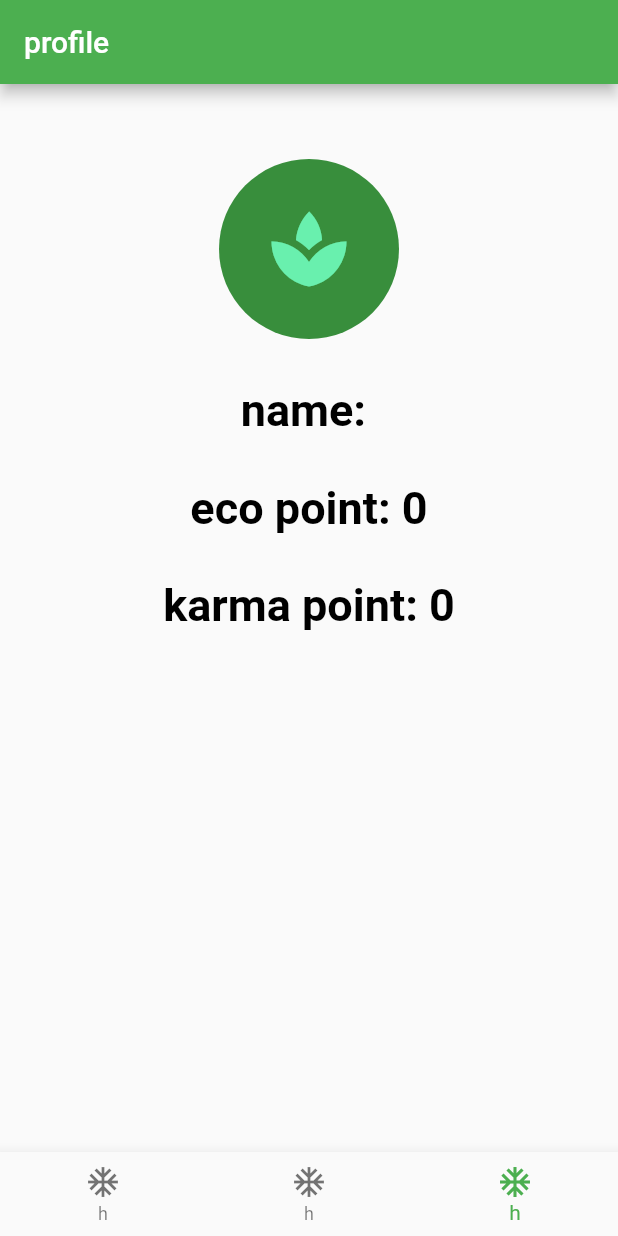
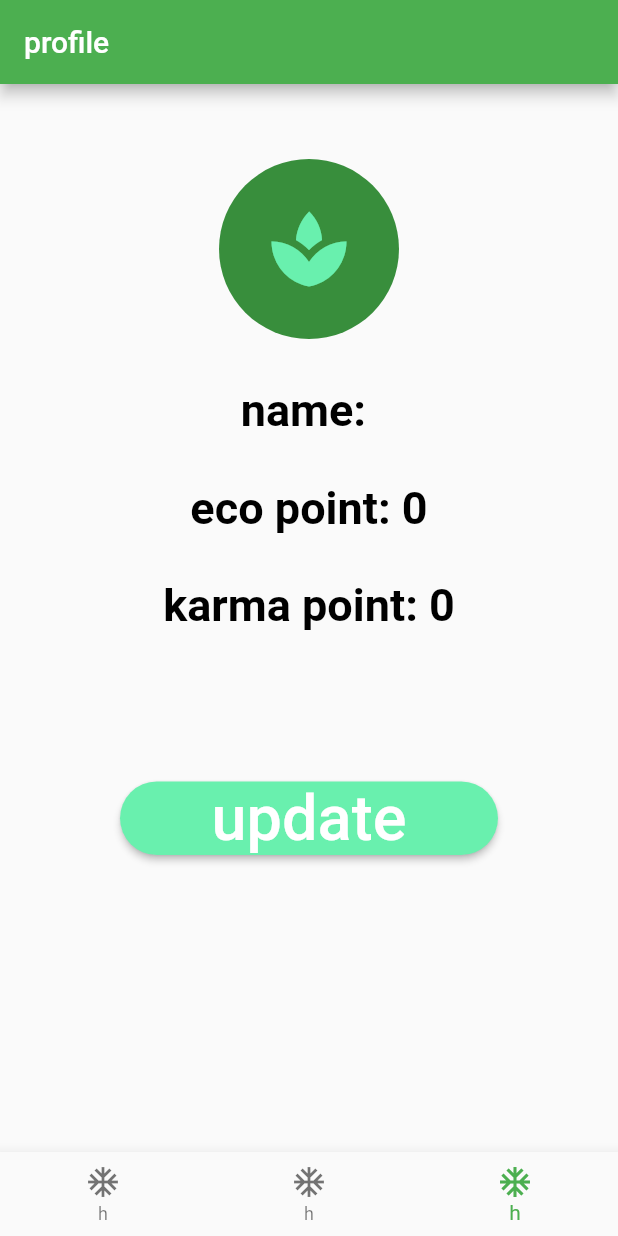
Before and after one commit to kmgk/flutter_hack_20, a Flutter app: the screen it shows once a user with an empty profile is signed in, item 3 of the bottom bar chosen, on a phone screen of 412 x 824 dp. Run offline on Flutter 3.47's test engine with Material 2 defaults, Android fonts, the phone set to English and light mode, and no system bars; our stand-ins replace cloud_firestore, firebase_auth; accounts and stored records are empty.

Commit message:
add update screen

```diff
--- a/lib/view/profile/profile_page.dart
+++ b/lib/view/profile/profile_page.dart
@@ -1,6 +1,7 @@
 import 'package:flutter/material.dart';
 import 'package:flutter_hack20/model/user.dart';
 import 'package:provider/provider.dart';
+import 'package:flutter_hack20/view/update_profile/update_profile_page.dart';
 
 class ProfilePage extends StatelessWidget {
   const ProfilePage();
@@ -29,6 +30,7 @@ class ProfilePage extends StatelessWidget {
           const SizedBox(height: 30.0),
           Center(
             child: Text(
+              // 'name',
               'name: ${user.name}',
               style: const TextStyle(
                   fontSize: 30.0,
@@ -58,6 +60,25 @@ class ProfilePage extends StatelessWidget {
               ),
             ),
           ),
+          const SizedBox(height: 100.0),
+          Padding(
+            padding: const EdgeInsets.only(left: 80.0, right: 80.0),
+            child: RaisedButton(
+              child: const Text(
+                'update',
+                style: TextStyle(
+                  fontSize: 42.0,
+                  color: Colors.white,
+                ),
+              ),
+              color: Colors.greenAccent,
+              shape: const StadiumBorder(),
+              onPressed: () => Navigator.of(context).push<dynamic>(
+                  MaterialPageRoute<dynamic>(
+                      builder: (BuildContext context) =>
+                          UpdateProfilePage(user: user))),
+            ),
+          ),
         ],
       ),
     );
```
Also changed, not shown: lib/view/update_profile/update_profile_page.dart (added, +95 -0 lines).
